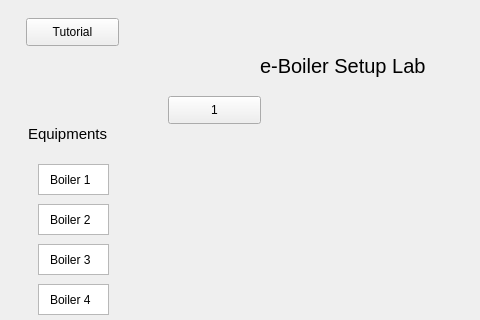
MattiasV/Rocket, file eBoiler.ui: the form before one commit; both pictures show x 0 to 480 and y 0 to 320 of the 835 by 488 pixel window.
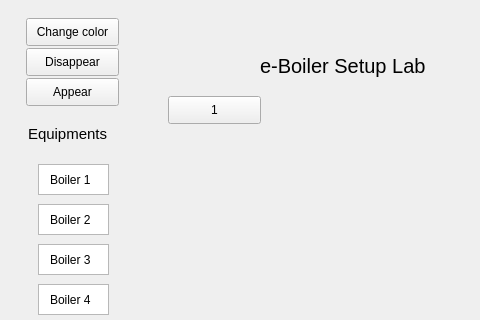
The form after the commit.

Commit message: Visibility and changed color

```diff
--- a/eBoiler.ui
+++ b/eBoiler.ui
@@ -47,7 +47,7 @@
     </rect>
    </property>
    <property name="text">
-    <string>Tutorial</string>
+    <string>Change color</string>
    </property>
   </widget>
   <widget class="QWidget" name="widget" native="true">
@@ -238,7 +238,33 @@
     </property>
    </widget>
   </widget>
-  <zorder>CentralBox_3</zorder>
+  <widget class="QPushButton" name="disappearButton">
+   <property name="geometry">
+    <rect>
+     <x>26</x>
+     <y>48</y>
+     <width>93</width>
+     <height>28</height>
+    </rect>
+   </property>
+   <property name="text">
+    <string>Disappear</string>
+   </property>
+  </widget>
+  <widget class="QPushButton" name="appearButton">
+   <property name="geometry">
+    <rect>
+     <x>26</x>
+     <y>78</y>
+     <width>93</width>
+     <height>28</height>
+    </rect>
+   </property>
+   <property name="text">
+    <string>Appear</string>
+   </property>
+  </widget>
+  <zorder>Panel</zorder>
   <zorder>widget</zorder>
   <zorder>label</zorder>
   <zorder>TutorialPushButton</zorder>
```
Left out of the diff: 20 changed lines with no effect on the pictures. The commit also changes 2 other files.
